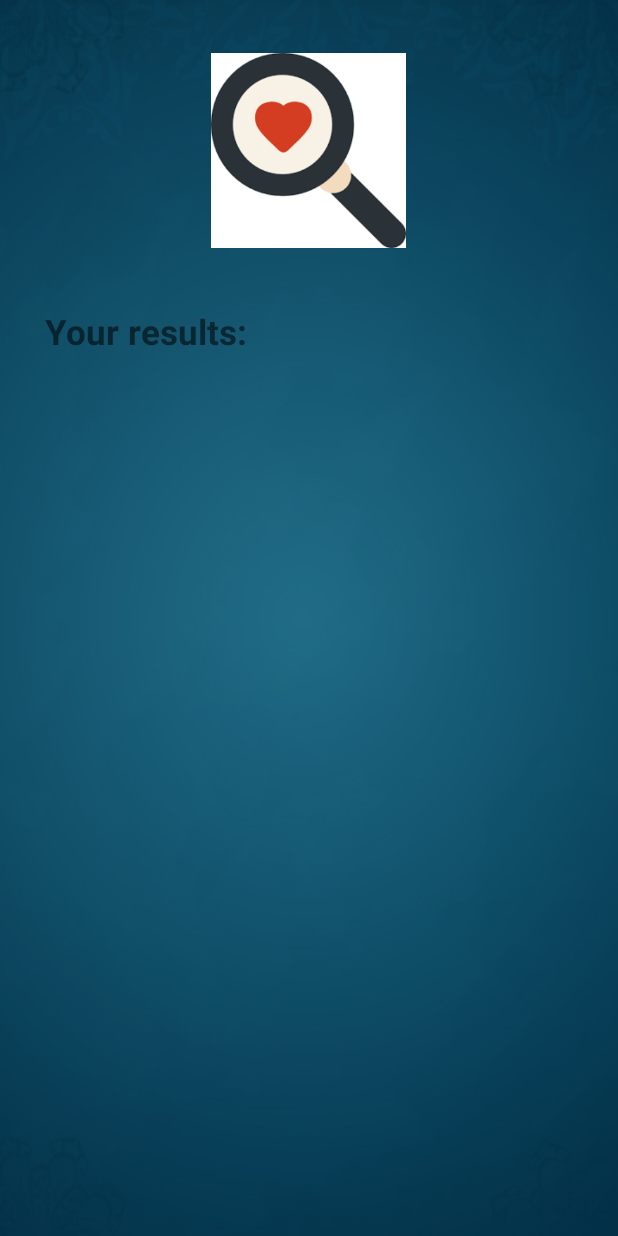
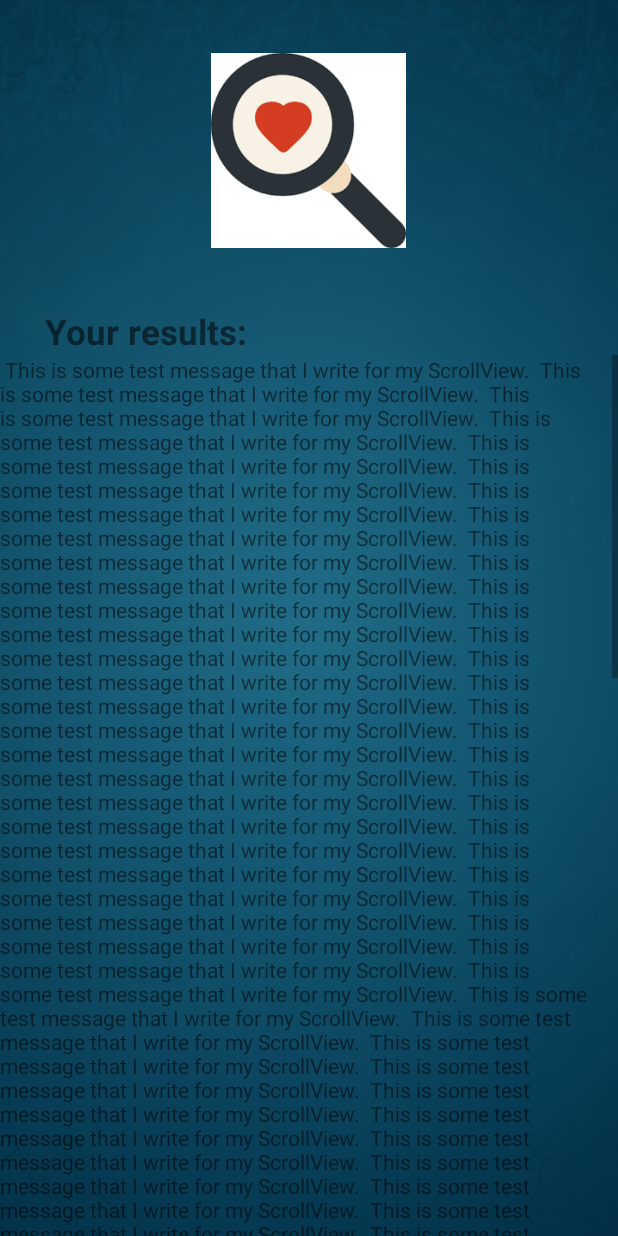
Before and after one commit to GeorgeMoucht/amaltheaApp, an Android app: the SearchResults screen opened directly, with no data from a screen before it, on a phone screen of 412 x 824 dp. Run offline under Robolectric (Android 15) with nearby library versions, the phone set to English and light mode, and no system bars.

Commit message:
Scrollview made. I need to make the context now.

```diff
--- a/app/src/main/java/com/example/amaltheaapplication/SearchResults.java
+++ b/app/src/main/java/com/example/amaltheaapplication/SearchResults.java
@@ -3,6 +3,7 @@ package com.example.amaltheaapplication;
 import androidx.appcompat.app.AppCompatActivity;
 
 import android.os.Bundle;
+import android.widget.TextView;
 
 public class SearchResults extends AppCompatActivity {
 
@@ -10,5 +11,18 @@ public class SearchResults extends AppCompatActivity {
     protected void onCreate(Bundle savedInstanceState) {
         super.onCreate(savedInstanceState);
         setContentView(R.layout.activity_search_results);
+
+        TextView mTitleWindow = (TextView) findViewById(R.id.titleWindow);
+        TextView mMessageWindow = (TextView) findViewById(R.id.messageWindow);
+
+        StringBuilder stringBuilder = new StringBuilder();
+
+        String someMessage = " This is some test message that I write for my ScrollView. ";
+
+        for(int i = 0; i < 100; i++) {
+            stringBuilder.append(someMessage);
+        }
+        mMessageWindow.setText(stringBuilder.toString());
+
     }
 }
--- a/app/src/main/res/layout/activity_search_results.xml
+++ b/app/src/main/res/layout/activity_search_results.xml
@@ -27,6 +27,7 @@
         </LinearLayout>
     </RelativeLayout>
 
+
     <LinearLayout
         android:layout_width="wrap_content"
         android:layout_height="wrap_content"
@@ -41,9 +42,10 @@
             android:textStyle="bold"
             android:ellipsize="end"
             android:maxLines="1"
-            android:text="Your results:" />
+            android:text="Your results:"
+            android:id="@+id/titleWindow"/>
 
-        <TextView
+        <!--<TextView
             android:id="@+id/tvFirstNamep"
             android:layout_width="wrap_content"
             android:layout_height="wrap_content"
@@ -52,7 +54,18 @@
             android:textSize="23sp"
             android:ellipsize="end"
             android:maxLines="1"
-            android:text="" />
+            android:text="" /> -->
+
     </LinearLayout>
+    <ScrollView
+        android:layout_width="match_parent"
+        android:layout_height="match_parent">
+
+        <TextView
+            android:layout_width="match_parent"
+            android:layout_height="match_parent"
+            android:id="@+id/messageWindow"/>
+    </ScrollView>
+
 
 </LinearLayout>
```
